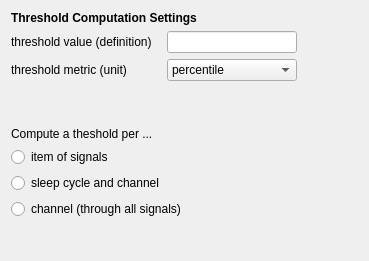
This is modules/CEAMSModules/ThresholdComputation/Ui_ThresholdComputationSettingsView.ui in SnoozToolbox/snooz-package-ceams as Qt 5 draws it before an edit. The edited form follows.
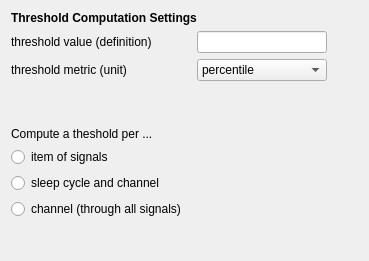
This is the edited form.

Patch:
```diff
--- a/modules/CEAMSModules/ThresholdComputation/Ui_ThresholdComputationSettingsView.ui
+++ b/modules/CEAMSModules/ThresholdComputation/Ui_ThresholdComputationSettingsView.ui
@@ -50,13 +50,13 @@
           <widget class="QLabel" name="threshold_metric_label">
            <property name="minimumSize">
             <size>
-             <width>150</width>
+             <width>180</width>
              <height>0</height>
             </size>
            </property>
            <property name="maximumSize">
             <size>
-             <width>150</width>
+             <width>180</width>
              <height>16777215</height>
             </size>
            </property>
```
